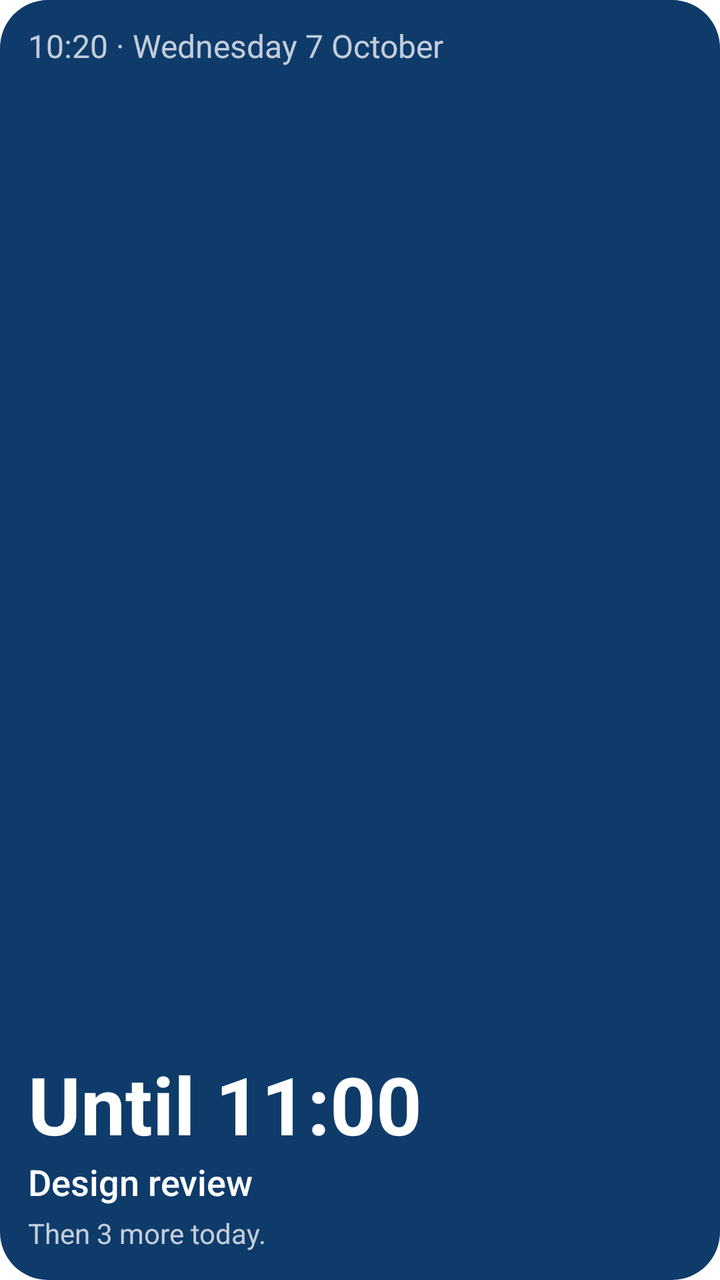
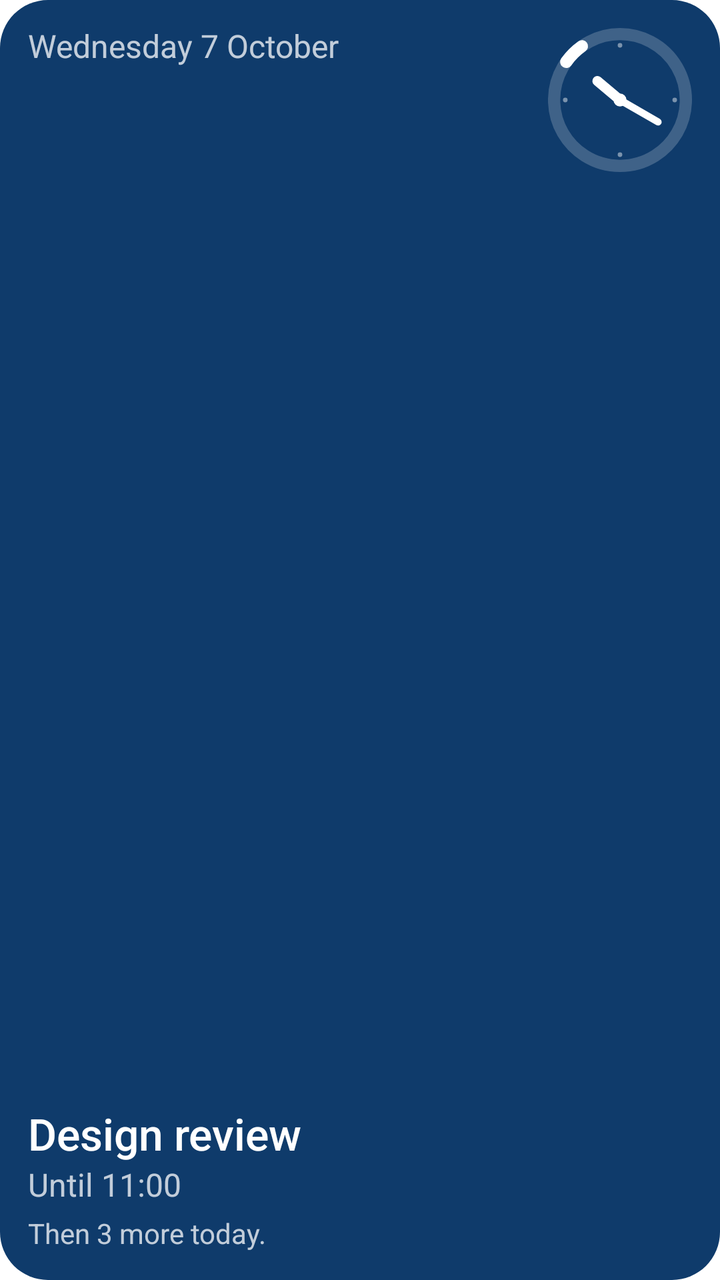

An Android layout rendered at two revisions. The XML below is the earlier revision; the diff shows what the commit changed to produce the second picture.
<!-- AndroidManifest.xml: fallback theme Theme.MaterialComponents.DayNight.NoActionBar -->
<!-- res/layout/widget_words_preview.xml -->
<?xml version="1.0" encoding="utf-8"?>
<LinearLayout xmlns:android="http://schemas.android.com/apk/res/android"
    android:layout_width="match_parent"
    android:layout_height="match_parent"
    android:background="@drawable/widget_preview_card"
    android:orientation="vertical"
    android:padding="14dp">

    <TextView
        android:layout_width="wrap_content"
        android:layout_height="wrap_content"
        android:includeFontPadding="false"
        android:singleLine="true"
        android:text="@string/widget_preview_top"
        android:textColor="@color/widget_preview_ink_dim"
        android:textSize="16sp" />

    <FrameLayout
        android:layout_width="match_parent"
        android:layout_height="0dp"
        android:layout_weight="1" />

    <TextView
        android:layout_width="wrap_content"
        android:layout_height="wrap_content"
        android:singleLine="true"
        android:text="@string/widget_preview_hero"
        android:textColor="@color/widget_preview_ink"
        android:textSize="40sp"
        android:textStyle="bold" />

    <TextView
        android:layout_width="wrap_content"
        android:layout_height="wrap_content"
        android:fontFamily="sans-serif-medium"
        android:singleLine="true"
        android:text="@string/widget_preview_row1_title"
        android:textColor="@color/widget_preview_ink"
        android:textSize="18sp" />

    <TextView
        android:layout_width="wrap_content"
        android:layout_height="wrap_content"
        android:layout_marginTop="4dp"
        android:singleLine="true"
        android:text="@string/widget_preview_note"
        android:textColor="@color/widget_preview_ink_dim"
        android:textSize="14sp" />
</LinearLayout>
<!-- resources referenced by this layout -->
<resources>
  <color name="widget_preview_ink">#FFFFFFFF</color>
  <color name="widget_preview_ink_dim">#BFFFFFFF</color>
  <!-- drawable widget_preview_card (drawable) -->
  <?xml version="1.0" encoding="utf-8"?>
  <shape xmlns:android="http://schemas.android.com/apk/res/android" android:shape="rectangle">
      <solid android:color="@color/widget_preview_card" />
      <corners android:radius="24dp" />
  </shape>
  <string name="widget_preview_hero">Until 11:00</string>
  <string name="widget_preview_note">Then 3 more today.</string>
  <string name="widget_preview_row1_title">Design review</string>
  <string name="widget_preview_top">10:20 · Wednesday 7 October</string>
  <color name="widget_preview_card">#FF0F3B6B</color>
</resources>

<!-- the commit's change to res/layout/widget_words_preview.xml (unified diff, before → after) -->
@@ -1,49 +1,57 @@
 <?xml version="1.0" encoding="utf-8"?>
-<LinearLayout xmlns:android="http://schemas.android.com/apk/res/android"
+<FrameLayout xmlns:android="http://schemas.android.com/apk/res/android"
     android:layout_width="match_parent"
     android:layout_height="match_parent"
     android:background="@drawable/widget_preview_card"
-    android:orientation="vertical"
     android:padding="14dp">
 
     <TextView
         android:layout_width="wrap_content"
         android:layout_height="wrap_content"
+        android:layout_gravity="top|start"
         android:includeFontPadding="false"
         android:singleLine="true"
         android:text="@string/widget_preview_top"
         android:textColor="@color/widget_preview_ink_dim"
         android:textSize="16sp" />
 
-    <FrameLayout
+    <ImageView
+        android:layout_width="72dp"
+        android:layout_height="72dp"
+        android:layout_gravity="top|end"
+        android:importantForAccessibility="no"
+        android:src="@drawable/widget_preview_dial" />
+
+    <LinearLayout
         android:layout_width="match_parent"
-        android:layout_height="0dp"
-        android:layout_weight="1" />
+        android:layout_height="wrap_content"
+        android:layout_gravity="bottom"
+        android:orientation="vertical">
 
-    <TextView
-        android:layout_width="wrap_content"
-        android:layout_height="wrap_content"
-        android:singleLine="true"
-        android:text="@string/widget_preview_hero"
-        android:textColor="@color/widget_preview_ink"
-        android:textSize="40sp"
-        android:textStyle="bold" />
+        <TextView
+            android:layout_width="wrap_content"
+            android:layout_height="wrap_content"
+            android:fontFamily="sans-serif-medium"
+            android:singleLine="true"
+            android:text="@string/widget_preview_row1_title"
+            android:textColor="@color/widget_preview_ink"
+            android:textSize="22sp" />
 
-    <TextView
-        android:layout_width="wrap_content"
-        android:layout_height="wrap_content"
-        android:fontFamily="sans-serif-medium"
-        android:singleLine="true"
-        android:text="@string/widget_preview_row1_title"
-        android:textColor="@color/widget_preview_ink"
-        android:textSize="18sp" />
+        <TextView
+            android:layout_width="wrap_content"
+            android:layout_height="wrap_content"
+            android:singleLine="true"
+            android:text="@string/widget_preview_when"
+            android:textColor="@color/widget_preview_ink_dim"
+            android:textSize="16sp" />
 
-    <TextView
-        android:layout_width="wrap_content"
-        android:layout_height="wrap_content"
-        android:layout_marginTop="4dp"
-        android:singleLine="true"
-        android:text="@string/widget_preview_note"
-        android:textColor="@color/widget_preview_ink_dim"
-        android:textSize="14sp" />
-</LinearLayout>
+        <TextView
+            android:layout_width="wrap_content"
+            android:layout_height="wrap_content"
+            android:layout_marginTop="4dp"
+            android:singleLine="true"
+            android:text="@string/widget_preview_note"
+            android:textColor="@color/widget_preview_ink_dim"
+            android:textSize="14sp" />
+    </LinearLayout>
+</FrameLayout>
<!-- resource entries referenced after the edit -->
@@ -8,10 +8,43 @@
       <solid android:color="@color/widget_preview_card" />
       <corners android:radius="24dp" />
   </shape>
-  <string name="widget_preview_hero">Until 11:00</string>
+  <!-- drawable widget_preview_dial (drawable) -->
+  <?xml version="1.0" encoding="utf-8"?>
+  <vector xmlns:android="http://schemas.android.com/apk/res/android"
+      android:width="56dp"
+      android:height="56dp"
+      android:viewportWidth="100"
+      android:viewportHeight="100">
+      <path
+          android:pathData="M50,4.25 A45.75,45.75 0 1 1 49.99,4.25"
+          android:strokeWidth="8.5"
+          android:strokeColor="#33FFFFFF" />
+      <path
+          android:pathData="M12.67,23.55 A45.75,45.75 0 0 1 23.55,12.67"
+          android:strokeLineCap="round"
+          android:strokeWidth="8.5"
+          android:strokeColor="@color/widget_preview_ink" />
+      <path
+          android:fillColor="#73FFFFFF"
+          android:pathData="M50.00,12.00 m-1.6,0 a1.6,1.6 0 1,0 3.2,0 a1.6,1.6 0 1,0 -3.2,0 M88.00,50.00 m-1.6,0 a1.6,1.6 0 1,0 3.2,0 a1.6,1.6 0 1,0 -3.2,0 M50.00,88.00 m-1.6,0 a1.6,1.6 0 1,0 3.2,0 a1.6,1.6 0 1,0 -3.2,0 M12.00,50.00 m-1.6,0 a1.6,1.6 0 1,0 3.2,0 a1.6,1.6 0 1,0 -3.2,0" />
+      <path
+          android:pathData="M50,50 L34.30,36.82"
+          android:strokeLineCap="round"
+          android:strokeWidth="7"
+          android:strokeColor="@color/widget_preview_ink" />
+      <path
+          android:pathData="M50,50 L76.41,65.25"
+          android:strokeLineCap="round"
+          android:strokeWidth="5"
+          android:strokeColor="@color/widget_preview_ink" />
+      <path
+          android:fillColor="@color/widget_preview_ink"
+          android:pathData="M45.5,50 A4.5,4.5 0 1 0 54.5,50 A4.5,4.5 0 1 0 45.5,50 Z" />
+  </vector>
   <string name="widget_preview_note">Then 3 more today.</string>
   <string name="widget_preview_row1_title">Design review</string>
-  <string name="widget_preview_top">10:20 · Wednesday 7 October</string>
+  <string name="widget_preview_top">Wednesday 7 October</string>
+  <string name="widget_preview_when">Until 11:00</string>
   <color name="widget_preview_card">#FF0F3B6B</color>
 </resources>
 
